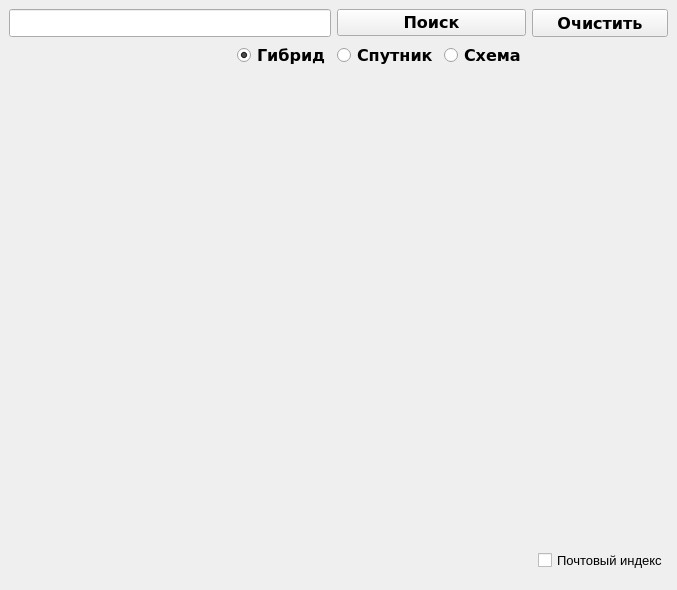
Above: main.ui from genhost/yandex-maps before the change. Below: the same form after it.
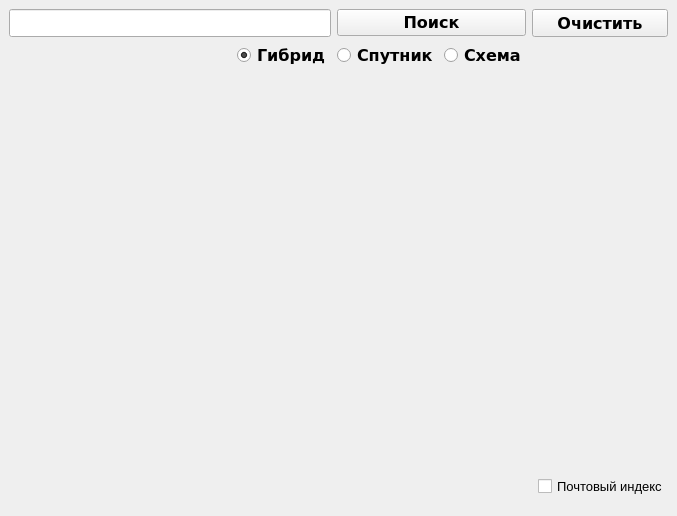
That is the form after the change. Icons and pictures are not drawn.

Commit message: fix bag with status line text

```diff
--- a/main.ui
+++ b/main.ui
@@ -7,7 +7,7 @@
     <x>0</x>
     <y>0</y>
     <width>677</width>
-    <height>590</height>
+    <height>516</height>
    </rect>
   </property>
   <property name="windowTitle">
@@ -238,7 +238,7 @@
       <item row="4" column="0" colspan="5">
        <widget class="QLabel" name="status_line">
         <property name="sizePolicy">
-         <sizepolicy hsizetype="Preferred" vsizetype="Preferred">
+         <sizepolicy hsizetype="Preferred" vsizetype="Fixed">
           <horstretch>0</horstretch>
           <verstretch>0</verstretch>
          </sizepolicy>
@@ -258,6 +258,9 @@
         <property name="text">
          <string/>
         </property>
+        <property name="wordWrap">
+         <bool>true</bool>
+        </property>
        </widget>
       </item>
      </layout>
```
The commit also changes 1 other file.
